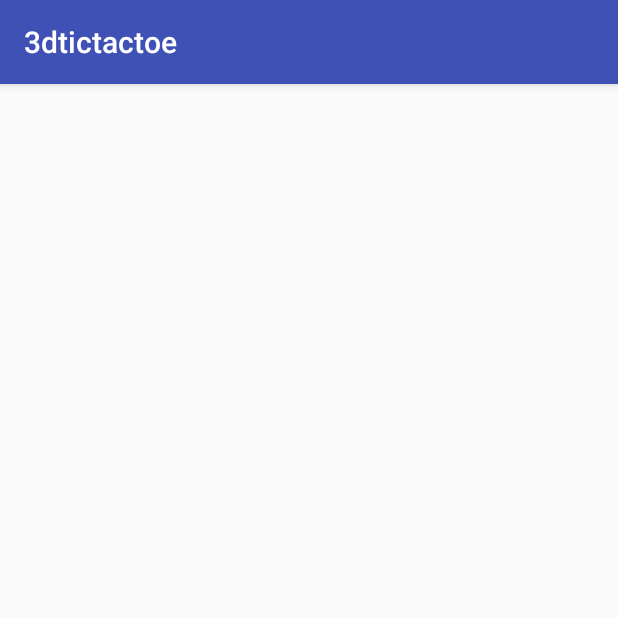
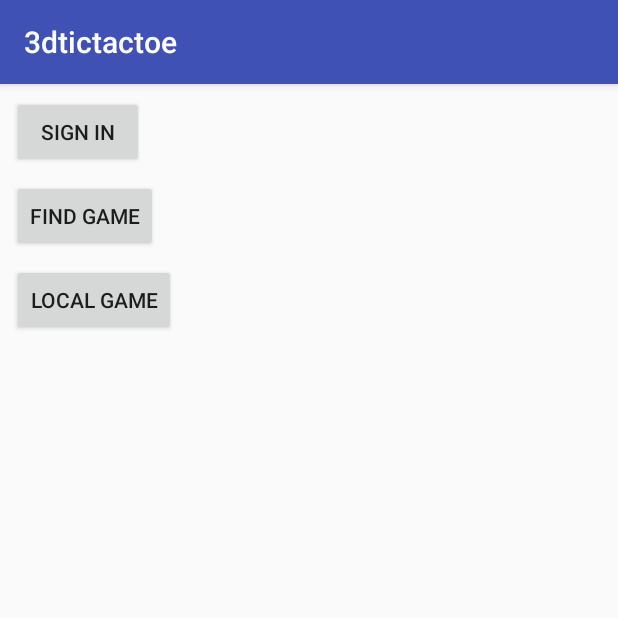
Before and after one commit to DigitalMischief/3dtictactoe, an Android app: the screen it shows after launch (TicTacToeActivity before the commit, MainMenuActivity after it), on a phone screen of 412 x 824 dp, the top half of it. Run offline under Robolectric (Android 15) with nearby library versions, the phone set to English and light mode, and no system bars; our stand-ins replace Timber; 1 statement that could not run was skipped.

Commit message:
implemented simple main menu with sign in options WIP

```diff
--- a/app/build.gradle
+++ b/app/build.gradle
@@ -25,7 +25,7 @@ android {
 dependencies {
     implementation fileTree(dir: 'libs', include: ['*.jar'])
     implementation 'com.jakewharton.timber:timber:4.6.0'
-    implementation"org.jetbrains.kotlin:kotlin-stdlib-jre7:$kotlin_version"
+    implementation "org.jetbrains.kotlin:kotlin-stdlib-jre7:$kotlin_version"
     implementation 'com.android.support:appcompat-v7:26.1.0'
     implementation 'com.android.support.constraint:constraint-layout:1.0.2'
     implementation 'com.jakewharton.timber:timber:4.6.0'
@@ -34,4 +34,8 @@ dependencies {
     androidTestImplementation 'com.android.support.test.espresso:espresso-core:3.0.1'
     implementation 'com.android.support:cardview-v7:26.1.0'
     implementation 'com.android.support:recyclerview-v7:26.1.0'
+
+
+    compile "com.google.android.gms:play-services-games:11.6.0"
+    compile "com.google.android.gms:play-services-auth:11.6.0"
 }
--- /dev/null
+++ b/app/src/main/java/com/digitalmischief/TTT3D/MainMenuActivity.kt
@@ -0,0 +1,95 @@
+package com.digitalmischief.TTT3D
+
+import android.content.Intent
+import android.support.v7.app.AppCompatActivity
+import android.os.Bundle
+import android.support.v7.app.AlertDialog
+import android.view.View
+import com.google.android.gms.auth.api.Auth
+import com.google.android.gms.auth.api.signin.GoogleSignIn
+import com.google.android.gms.auth.api.signin.GoogleSignInOptions
+import kotlinx.android.synthetic.main.activity_main_menu.*
+
+class MainMenuActivity : AppCompatActivity() {
+
+    val RC_SIGN_IN = 9001
+
+    override fun onCreate(savedInstanceState: Bundle?) {
+        super.onCreate(savedInstanceState)
+        setContentView(R.layout.activity_main_menu)
+
+        setSignInOutButton()
+
+        setOnClickListners()
+
+    }
+
+    fun setSignInOutButton(){
+        if(isSignedIn()){
+            showSignOutButton()
+        } else {
+            showSignInButton()
+        }
+    }
+
+
+    fun showSignInButton(){
+        signout_button.visibility = View.GONE
+        signin_button.visibility = View.VISIBLE
+    }
+
+    fun showSignOutButton(){
+        signout_button.visibility = View.VISIBLE
+        signin_button.visibility = View.GONE
+    }
+
+    fun isSignedIn() : Boolean {
+        return GoogleSignIn.getLastSignedInAccount(this) != null
+    }
+
+    fun setOnClickListners(){
+        val onClickListener = View.OnClickListener{
+            when(it){
+                signin_button -> signInButtonClicked()
+                signout_button -> signOutButtonClicked()
+            }
+        }
+
+        signin_button.setOnClickListener(onClickListener)
+        signout_button.setOnClickListener(onClickListener)
+    }
+
+    fun signInButtonClicked(){
+        startSignInIntent()
+    }
+
+    fun signOutButtonClicked(){
+
+    }
+
+    private fun startSignInIntent() {
+
+        val signInClientBuilder = GoogleSignInOptions.Builder(GoogleSignInOptions.DEFAULT_GAMES_SIGN_IN).build()
+        val signInClient = GoogleSignIn.getClient(this, signInClientBuilder)
+        val intent = signInClient.signInIntent
+        startActivityForResult(intent, RC_SIGN_IN)
+    }
+
+    override fun onActivityResult(requestCode: Int, resultCode: Int, data: Intent) {
+        super.onActivityResult(requestCode, resultCode, data)
+        if (requestCode == RC_SIGN_IN) {
+            val result = Auth.GoogleSignInApi.getSignInResultFromIntent(data)
+            if (result.isSuccess) {
+                // The signed in account is stored in the result.
+                val signedInAccount = result.signInAccount
+            } else {
+                var message = result.status.statusMessage
+                if (message == null || message.isEmpty()) {
+                    message = "Unknown Error"
+                }
+                AlertDialog.Builder(this).setMessage(message)
+                        .setNeutralButton(android.R.string.ok, null).show()
+            }
+        }
+    }
+}
--- /dev/null
+++ b/app/src/main/res/layout/activity_main_menu.xml
@@ -0,0 +1,48 @@
+<?xml version="1.0" encoding="utf-8"?>
+<android.support.constraint.ConstraintLayout xmlns:android="http://schemas.android.com/apk/res/android"
+    xmlns:app="http://schemas.android.com/apk/res-auto"
+    xmlns:tools="http://schemas.android.com/tools"
+    android:layout_width="match_parent"
+    android:layout_height="match_parent"
+    tools:context="com.digitalmischief.TTT3D.MainMenuActivity">
+
+    <Button
+        android:id="@+id/signin_button"
+        android:layout_width="wrap_content"
+        android:layout_height="wrap_content"
+        android:layout_marginStart="8dp"
+        android:layout_marginTop="8dp"
+        android:text="Sign In"
+        app:layout_constraintStart_toStartOf="parent"
+        app:layout_constraintTop_toTopOf="parent" />
+
+    <Button
+        android:id="@+id/find_game_button"
+        android:layout_width="wrap_content"
+        android:layout_height="wrap_content"
+        android:layout_marginStart="8dp"
+        android:layout_marginTop="8dp"
+        android:text="Find Game"
+        app:layout_constraintStart_toStartOf="parent"
+        app:layout_constraintTop_toBottomOf="@+id/signin_button" />
+
+    <Button
+        android:id="@+id/local_game_button"
+        android:layout_width="wrap_content"
+        android:layout_height="wrap_content"
+        android:layout_marginStart="8dp"
+        android:layout_marginTop="8dp"
+        android:text="Local Game"
+        app:layout_constraintStart_toStartOf="parent"
+        app:layout_constraintTop_toBottomOf="@+id/find_game_button" />
+
+    <Button
+        android:id="@+id/signout_button"
+        android:layout_width="wrap_content"
+        android:layout_height="wrap_content"
+        android:layout_marginStart="8dp"
+        android:layout_marginTop="8dp"
+        android:text="Sign Out"
+        app:layout_constraintStart_toStartOf="parent"
+        app:layout_constraintTop_toTopOf="parent" />
+</android.support.constraint.ConstraintLayout>
```
Also changed, not shown: app/src/main/AndroidManifest.xml (+11 -2 lines), app/src/main/java/com/digitalmischief/TTT3D/tictactoe/TicTacToeActivity.kt (+12 -1 lines), app/src/main/res/values/ids.xml (added, +11 -0 lines).
